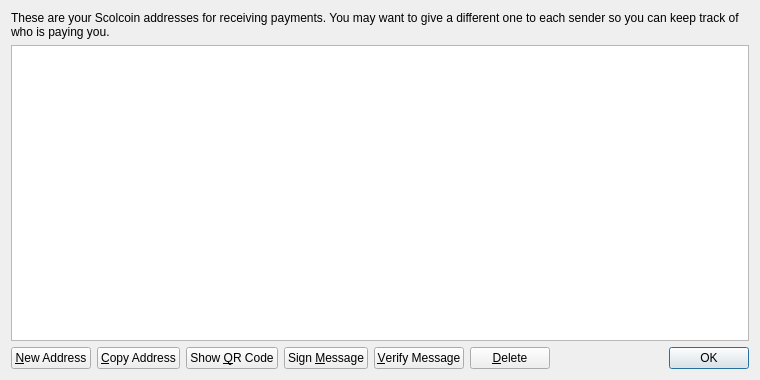
First picture: the form in src/qt/forms/addressbookpage.ui, repository scolcoin/scolcoin_old, before the edit.
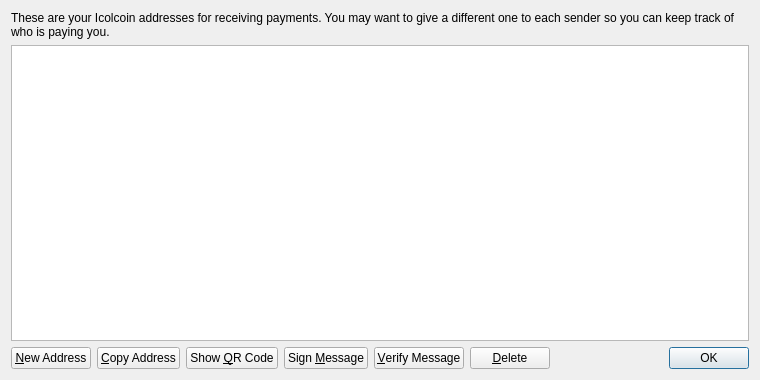
Second picture: the form after the edit. Icons and pictures are not drawn.

Patch:
```diff
--- a/src/qt/forms/addressbookpage.ui
+++ b/src/qt/forms/addressbookpage.ui
@@ -17,7 +17,7 @@
    <item>
     <widget class="QLabel" name="labelExplanation">
      <property name="text">
-      <string>These are your Scolcoin addresses for receiving payments. You may want to give a different one to each sender so you can keep track of who is paying you.</string>
+      <string>These are your Icolcoin addresses for receiving payments. You may want to give a different one to each sender so you can keep track of who is paying you.</string>
      </property>
      <property name="textFormat">
       <enum>Qt::PlainText</enum>
```
Left out of the diff: 4 changed lines with no effect on the pictures.
